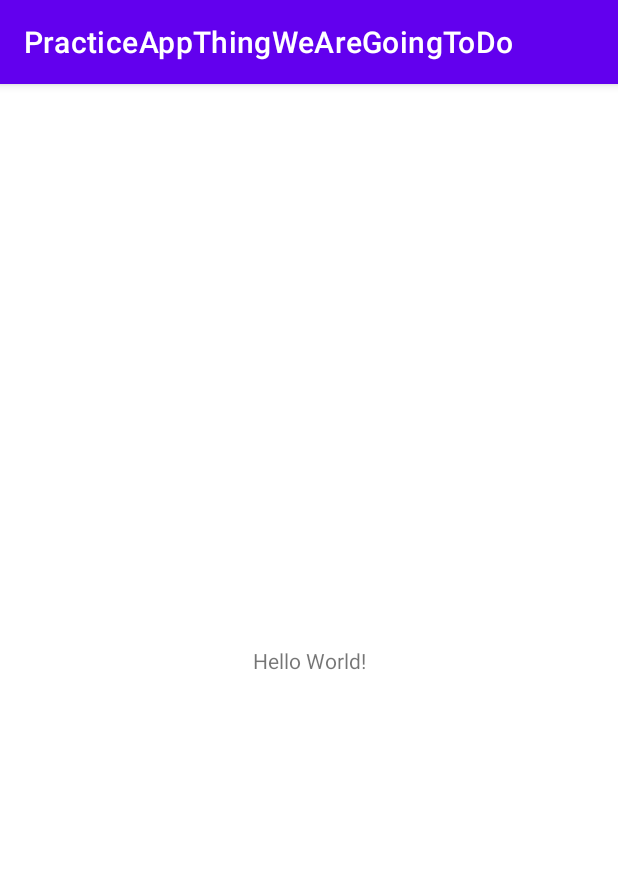
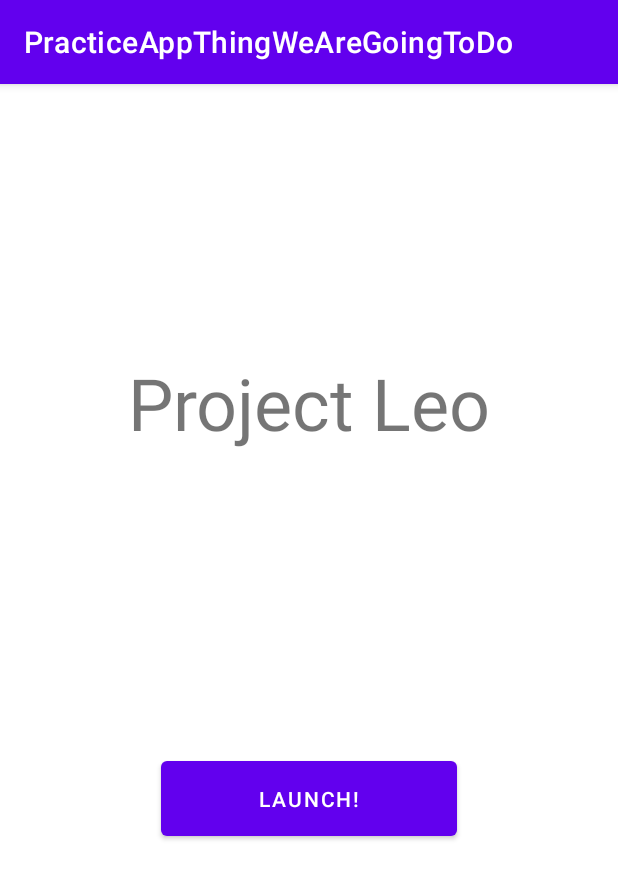
Before and after one commit to PhoenixForceRobotics/PreSeasonScoutingProject, an Android app: the screen it shows after launch (MainActivity), on a phone screen of 412 x 824 dp. Shown: the top 879 px of the screen. Run offline under Robolectric (Android 15) with nearby library versions, the phone set to English and light mode, and no system bars.

```diff
--- a/app/build.gradle
+++ b/app/build.gradle
@@ -32,7 +32,10 @@ dependencies {
     implementation 'androidx.appcompat:appcompat:1.4.2'
     implementation 'com.google.android.material:material:1.6.1'
     implementation 'androidx.constraintlayout:constraintlayout:2.1.4'
+    implementation 'androidx.sqlite:sqlite:2.1.0'
+    implementation 'androidx.room:room-runtime:2.4.2'
     testImplementation 'junit:junit:4.13.2'
     androidTestImplementation 'androidx.test.ext:junit:1.1.3'
     androidTestImplementation 'androidx.test.espresso:espresso-core:3.4.0'
+    annotationProcessor 'androidx.room:room-compiler:2.4.2'
 }
--- a/app/src/main/java/com/example/practiceappthingwearegoingtodo/MainActivity.java
+++ b/app/src/main/java/com/example/practiceappthingwearegoingtodo/MainActivity.java
@@ -3,6 +3,8 @@ package com.example.practiceappthingwearegoingtodo;
 import androidx.appcompat.app.AppCompatActivity;
 
 import android.os.Bundle;
+
+
 
 public class MainActivity extends AppCompatActivity {
 
@@ -10,5 +12,7 @@ public class MainActivity extends AppCompatActivity {
     protected void onCreate(Bundle savedInstanceState) {
         super.onCreate(savedInstanceState);
         setContentView(R.layout.activity_main);
+
+
     }
 }
--- a/app/src/main/res/layout/activity_main.xml
+++ b/app/src/main/res/layout/activity_main.xml
@@ -9,10 +9,72 @@
     <TextView
         android:layout_width="wrap_content"
         android:layout_height="wrap_content"
-        android:text="Hello World!"
-        app:layout_constraintBottom_toBottomOf="parent"
+        android:text="@string/Project_leo"
+        android:textSize="48sp"
+        app:layout_constraintBottom_toTopOf="@+id/guideline3"
         app:layout_constraintLeft_toLeftOf="parent"
         app:layout_constraintRight_toRightOf="parent"
+        app:layout_constraintTop_toTopOf="@+id/guideline2" />
+
+    <androidx.constraintlayout.widget.Guideline
+        android:id="@+id/guideline2"
+        android:layout_width="wrap_content"
+        android:layout_height="wrap_content"
+        android:orientation="horizontal"
+        app:layout_constraintGuide_percent="0.22" />
+
+    <androidx.constraintlayout.widget.Guideline
+        android:id="@+id/guideline3"
+        android:layout_width="wrap_content"
+        android:layout_height="wrap_content"
+        android:orientation="horizontal"
+        app:layout_constraintGuide_percent="0.33242133" />
+
+    <androidx.constraintlayout.widget.Guideline
+        android:id="@+id/guideline4"
+        android:layout_width="wrap_content"
+        android:layout_height="wrap_content"
+        android:orientation="horizontal"
+        app:layout_constraintBottom_toBottomOf="parent"
+        app:layout_constraintGuide_percent="0.58"
         app:layout_constraintTop_toTopOf="parent" />
 
+    <androidx.constraintlayout.widget.Barrier
+        android:layout_width="wrap_content"
+        android:layout_height="wrap_content"
+        app:barrierDirection="top"
+        tools:layout_editor_absoluteY="443dp" />
+
+    <androidx.constraintlayout.widget.Guideline
+        android:id="@+id/guideline5"
+        android:layout_width="wrap_content"
+        android:layout_height="wrap_content"
+        android:orientation="horizontal"
+        app:layout_constraintGuide_percent="0.6607387" />
+
+    <Button
+        android:id="@+id/button"
+        android:layout_width="0dp"
+        android:layout_height="0dp"
+        android:text="@string/Start_button"
+        app:layout_constraintBottom_toTopOf="@+id/guideline5"
+        app:layout_constraintEnd_toStartOf="@+id/guideline7"
+        app:layout_constraintStart_toStartOf="@+id/guideline6"
+        app:layout_constraintTop_toTopOf="@+id/guideline4"
+        app:layout_constraintVertical_bias="1.0" />
+
+    <androidx.constraintlayout.widget.Guideline
+        android:id="@+id/guideline6"
+        android:layout_width="wrap_content"
+        android:layout_height="wrap_content"
+        android:orientation="vertical"
+        app:layout_constraintGuide_percent="0.26034063" />
+
+    <androidx.constraintlayout.widget.Guideline
+        android:id="@+id/guideline7"
+        android:layout_width="wrap_content"
+        android:layout_height="wrap_content"
+        android:orientation="vertical"
+        app:layout_constraintGuide_percent="0.74" />
+
 </androidx.constraintlayout.widget.ConstraintLayout>
--- a/app/src/main/res/values/strings.xml
+++ b/app/src/main/res/values/strings.xml
@@ -1,3 +1,5 @@
 <resources>
     <string name="app_name">PracticeAppThingWeAreGoingToDo</string>
+    <string name="Project_leo">Project Leo</string>
+    <string name="Start_button"> Launch! </string>
 </resources>
```
Also changed, not shown: app/src/main/java/com/example/practiceappthingwearegoingtodo/database/AttendanceDatabase.java (added, +67 -0 lines), app/src/main/java/com/example/practiceappthingwearegoingtodo/database/daos/AttendanceDao.java (added, +29 -0 lines), app/src/main/java/com/example/practiceappthingwearegoingtodo/database/entities/Attendance.java (added, +51 -0 lines).
